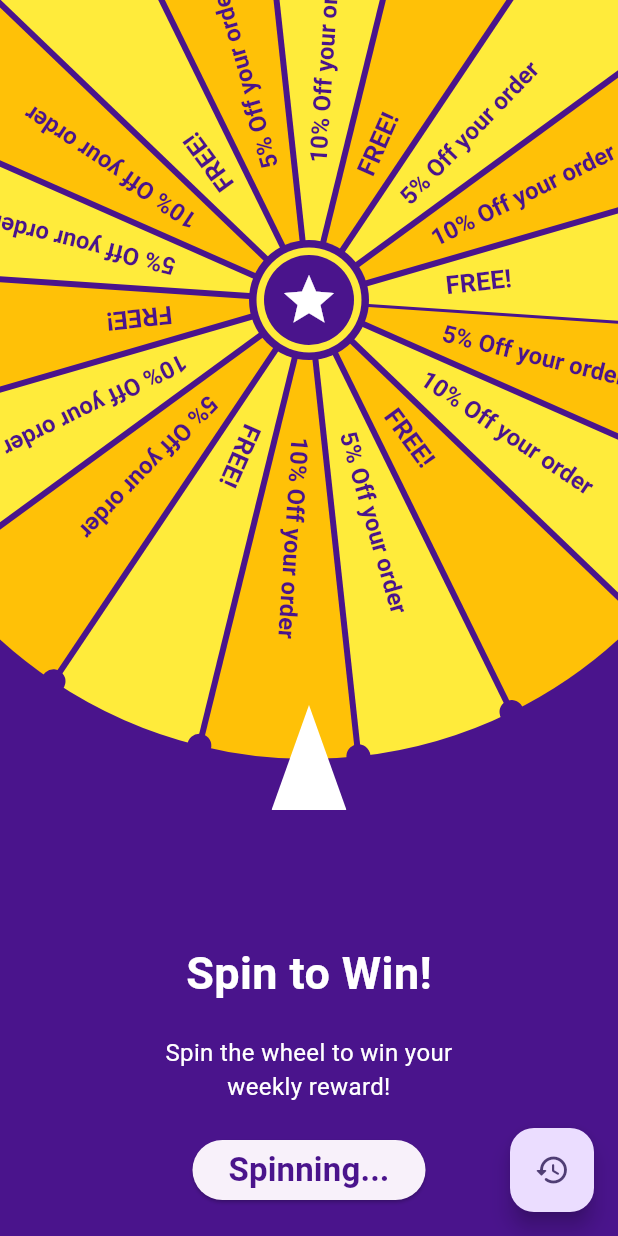
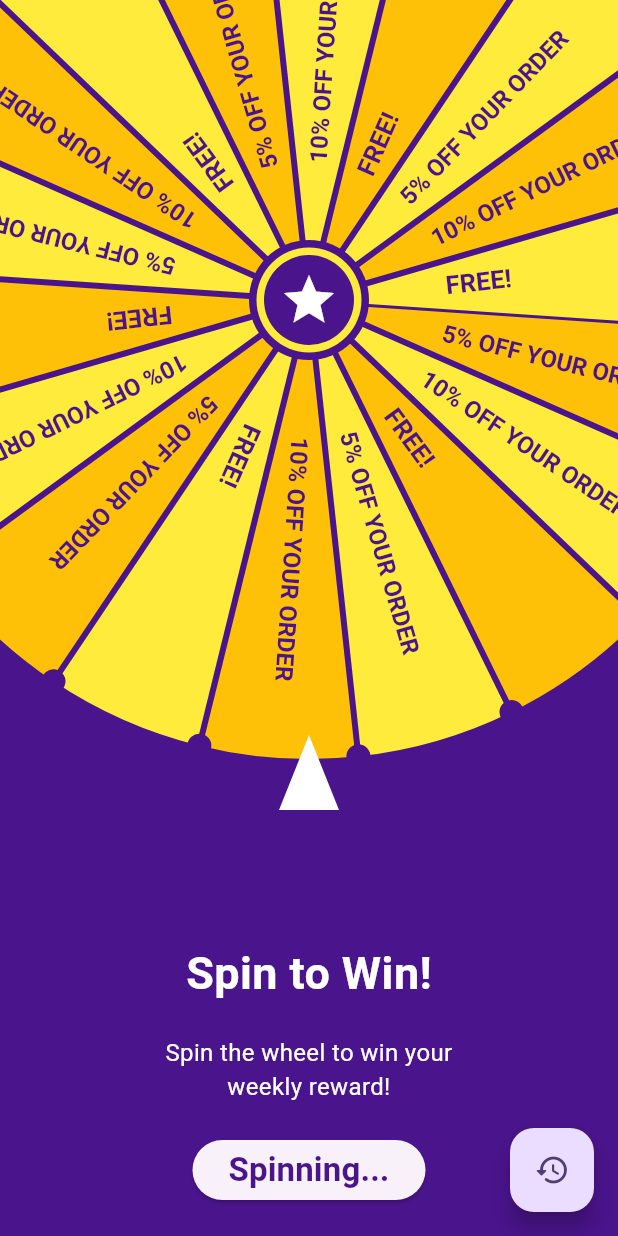
Before and after one commit to dharmikDDS/spin_wheel, a Flutter app: the screen it shows after launch, after a tap on "SPIN!", on a phone screen of 412 x 824 dp. Run offline on Flutter 3.47's test engine with Material 3 defaults, Android fonts, the phone set to English and light mode, and no system bars.

Commit message:
changed clippers and painters path

```diff
--- a/lib/screens/spin_wheel_screen.dart
+++ b/lib/screens/spin_wheel_screen.dart
@@ -6,8 +6,8 @@ import 'package:spin_wheel/shared/colors.dart';
 import 'package:spin_wheel/widgets/history_sheet.dart';
 import 'package:spin_wheel/shared/models/prize_item_model.dart';
 import 'package:spin_wheel/controllers/spin_wheel_controller.dart';
-import 'package:spin_wheel/widgets/triangle_clipper.dart';
-import 'package:spin_wheel/widgets/wheel_painter.dart';
+import 'package:spin_wheel/shared/clippers/triangle_clipper.dart';
+import 'package:spin_wheel/shared/painters/wheel_painter.dart';
 
 class SpinWheelScreen extends StatefulWidget {
   const SpinWheelScreen({super.key});
@@ -125,8 +125,8 @@ class _SpinWheelScreenState extends State<SpinWheelScreen>
                             elevation: 50,
                             child: Container(
                               color: whiteColor,
-                              height: 70,
-                              width: 50,
+                              height: 50,
+                              width: 40,
                             ),
                           ),
                         ),
--- a/lib/widgets/wheel_painter.dart
+++ b/lib/shared/painters/wheel_painter.dart
@@ -57,7 +57,7 @@ class WheelPainter extends CustomPainter {
       // Draw text from center to outer edge
       final textPainter = TextPainter(
         text: TextSpan(
-          text: prizes[i].label,
+          text: prizes[i].label.toUpperCase(),
           style: prizes[i].style,
         ),
         textAlign: TextAlign.center,
```
Also changed, not shown: lib/shared/clippers/triangle_clipper.dart (renamed from lib/widgets/triangle_clipper.dart), lib/shared/painters/arrow_painter.dart (renamed from lib/widgets/arrow_painter.dart).
